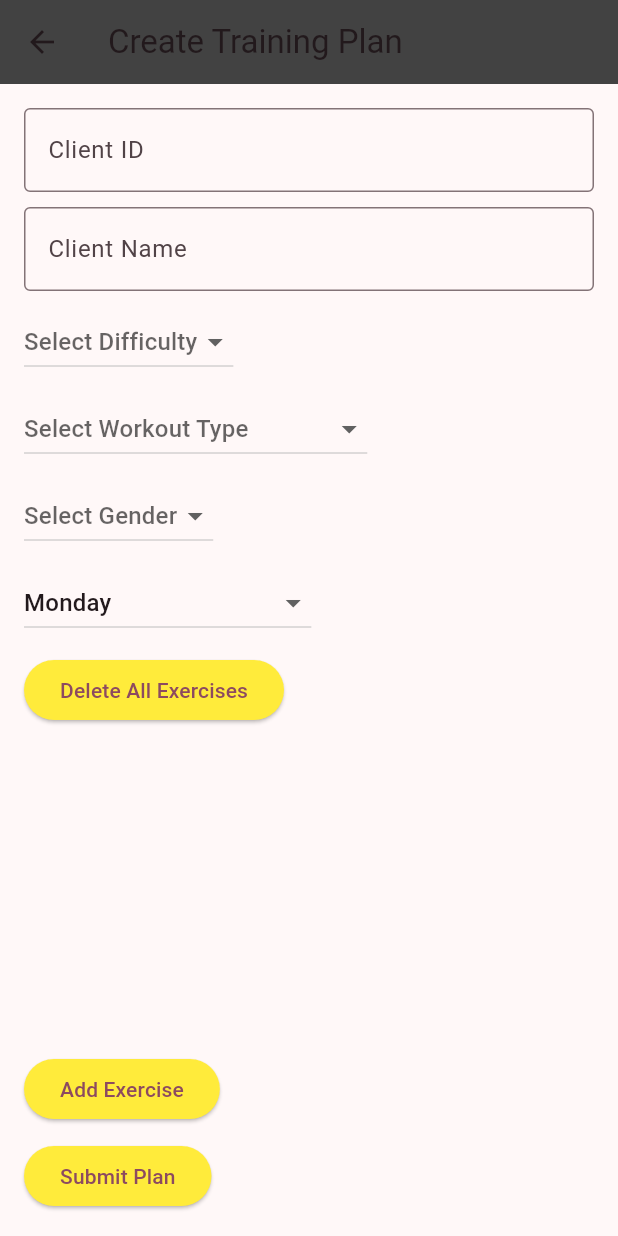
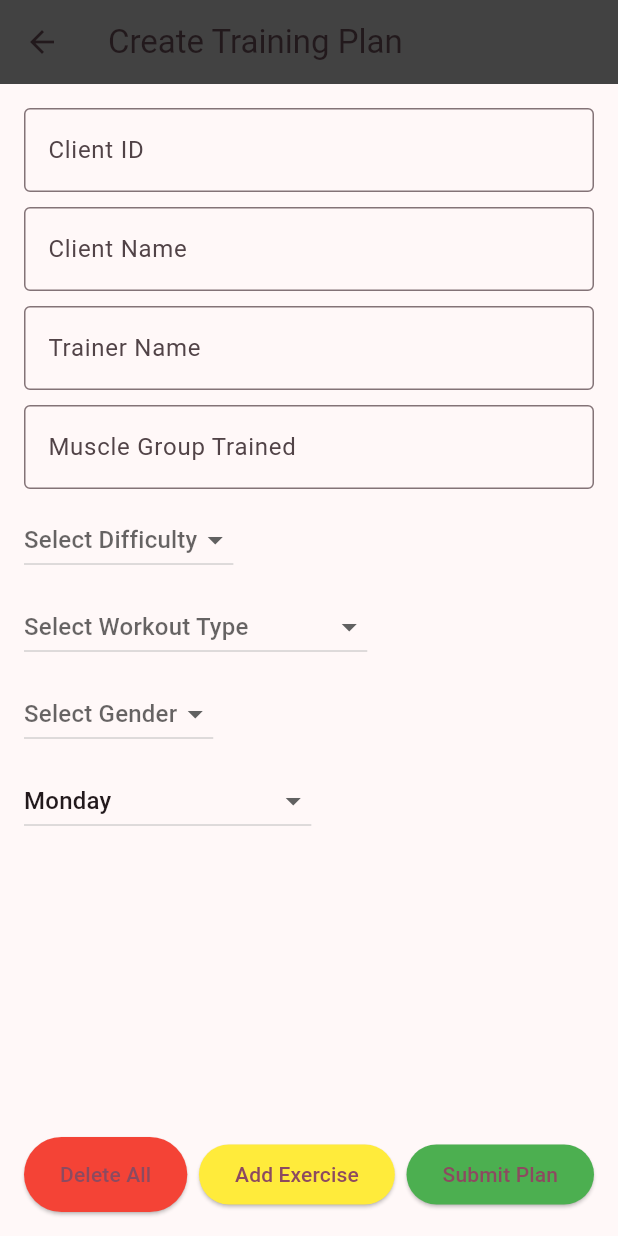
Before and after one commit to RafaelMarian/Project-GymApp_Flutter, a Flutter app: the CreateTrainingPlanPageGym screen opened directly, on a phone screen of 412 x 824 dp. Run offline on Flutter 3.47's test engine with Material 3 defaults, Android fonts, the phone set to English and light mode, and no system bars; our stand-ins replace cloud_firestore, firebase_auth, firebase_core, shared_preferences; accounts and stored records are empty.

Commit message:
works fine

```diff
--- a/lib/create_training_plan_gym.dart
+++ b/lib/create_training_plan_gym.dart
@@ -10,13 +10,15 @@ class CreateTrainingPlanPageGym extends StatefulWidget {
 
 class _CreateTrainingPlanPageState extends State<CreateTrainingPlanPageGym> {
   String? clientID;
-  String? clientName; // Separate variable for client name
+  String? clientName;
+  String? trainerName; // New field for Trainer Name
+  String? muscleGroup; // New field for Muscle Group Trained
   String? difficulty;
   String? workoutType;
   String? gender;
-  Map<String, dynamic> days = {}; // Use this to build the daily plan
+  Map<String, dynamic> days = {};
   String selectedDay = 'Monday'; // Default selected day
-  List<Map<String, dynamic>> exercises = []; // Exercises for the selected day
+  List<Map<String, dynamic>> exercises = [];
 
   @override
   void initState() {
@@ -45,14 +47,15 @@ class _CreateTrainingPlanPageState extends State<CreateTrainingPlanPageGym> {
       return;
     }
 
-    // Populate the days map with exercises for each day
     days[selectedDay] = exercises;
 
     try {
       await FirebaseFirestore.instance.collection('training-plans').add({
         'trainerID': 'current_trainer_id', // Replace with actual trainer ID
-        'clientID': clientID, // Use clientID not clientName
-        'clientName': clientName, // Store clientName separately
+        'clientID': clientID,
+        'clientName': clientName,
+        'trainerName': trainerName, // Store trainer name in Firebase
+        'muscleGroup': muscleGroup, // Store muscle group in Firebase
         'difficulty': difficulty,
         'workoutType': workoutType,
         'gender': gender,
@@ -88,10 +91,34 @@ class _CreateTrainingPlanPageState extends State<CreateTrainingPlanPageGym> {
   }
 
   void _deleteAllExercises() {
+    // Show confirmation dialog before deleting all exercises
+    showDialog(
+      context: context,
+      builder: (BuildContext context) {
+        return AlertDialog(
+          title: Text('Are you sure?'),
+          content: Text('Do you want to delete all exercises?'),
+          actions: [
+            TextButton(
+              onPressed: () {
+                Navigator.of(context).pop(); // Go back without deleting
+              },
+              child: Text('Cancel'),
+            ),
+            TextButton(
+              onPressed: () {
                 setState(() {
                   exercises.clear();
                   _saveExercises();
                 });
+                Navigator.of(context).pop(); // Close dialog after deleting
+              },
+              child: Text('Delete', style: TextStyle(color: Colors.red)),
+            ),
+          ],
+        );
+      },
+    );
   }
 
   @override
@@ -115,9 +142,25 @@ class _CreateTrainingPlanPageState extends State<CreateTrainingPlanPageGym> {
             ),
             SizedBox(height: 10),
             TextField(
-              onChanged: (value) => clientName = value, // Update clientName, not clientID
+              onChanged: (value) => clientName = value,
               decoration: InputDecoration(
                 labelText: 'Client Name',
+                border: OutlineInputBorder(),
+              ),
+            ),
+            SizedBox(height: 10),
+            TextField(
+              onChanged: (value) => trainerName = value, // Trainer Name field
+              decoration: InputDecoration(
+                labelText: 'Trainer Name',
+                border: OutlineInputBorder(),
+              ),
+            ),
+            SizedBox(height: 10),
+            TextField(
+              onChanged: (value) => muscleGroup = value, // Muscle Group field
+              decoration: InputDecoration(
+                labelText: 'Muscle Group Trained',
                 border: OutlineInputBorder(),
               ),
             ),
@@ -201,14 +244,6 @@ class _CreateTrainingPlanPageState extends State<CreateTrainingPlanPageGym> {
               },
             ),
             SizedBox(height: 10),
-            ElevatedButton(
-              onPressed: _deleteAllExercises,
-              style: ElevatedButton.styleFrom(
-                backgroundColor: Colors.yellow,
-              ),
-              child: Text('Delete All Exercises'),
-            ),
-            SizedBox(height: 10),
             Expanded(
               child: ListView.builder(
                 itemCount: exercises.length,
@@ -225,6 +260,18 @@ class _CreateTrainingPlanPageState extends State<CreateTrainingPlanPageGym> {
                   );
                 },
               ),
+            ),
+            SizedBox(height: 10),
+            Row(
+              mainAxisAlignment: MainAxisAlignment.spaceBetween,
+              children: [
+                ElevatedButton(
+                  onPressed: _deleteAllExercises,
+                  style: ElevatedButton.styleFrom(
+                    backgroundColor: Colors.red, // Make the button red
+                    minimumSize: Size(100, 50), // Make it smaller
+                  ),
+                  child: Text('Delete All'),
                 ),
                 ElevatedButton(
                   onPressed: () {
@@ -250,15 +297,18 @@ class _CreateTrainingPlanPageState extends State<CreateTrainingPlanPageGym> {
                               ),
                               TextField(
                                 keyboardType: TextInputType.number,
-                            onChanged: (value) => reps = int.tryParse(value) ?? 0,
+                                onChanged: (value) =>
+                                    reps = int.tryParse(value) ?? 0,
                                 decoration: InputDecoration(
                                   labelText: 'Reps',
                                   border: OutlineInputBorder(),
                                 ),
                               ),
                               TextField(
-                            keyboardType: TextInputType.numberWithOptions(decimal: true),
-                            onChanged: (value) => weight = double.tryParse(value) ?? 0.0,
+                                keyboardType: TextInputType.numberWithOptions(
+                                    decimal: true),
+                                onChanged: (value) =>
+                                    weight = double.tryParse(value) ?? 0.0,
                                 decoration: InputDecoration(
                                   labelText: 'Weight (kg)',
                                   border: OutlineInputBorder(),
@@ -266,7 +316,8 @@ class _CreateTrainingPlanPageState extends State<CreateTrainingPlanPageGym> {
                               ),
                               TextField(
                                 keyboardType: TextInputType.number,
-                            onChanged: (value) => restTime = int.tryParse(value) ?? 0,
+                                onChanged: (value) =>
+                                    restTime = int.tryParse(value) ?? 0,
                                 decoration: InputDecoration(
                                   labelText: 'Rest Time (s)',
                                   border: OutlineInputBorder(),
@@ -277,7 +328,8 @@ class _CreateTrainingPlanPageState extends State<CreateTrainingPlanPageGym> {
                           actions: [
                             TextButton(
                               onPressed: () {
-                            _addExercise(exerciseName, reps, weight, restTime);
+                                _addExercise(exerciseName, reps, weight,
+                                    restTime);
                                 Navigator.of(context).pop();
                               },
                               child: Text('Add'),
@@ -292,13 +344,14 @@ class _CreateTrainingPlanPageState extends State<CreateTrainingPlanPageGym> {
                   ),
                   child: Text('Add Exercise'),
                 ),
-            SizedBox(height: 10),
                 ElevatedButton(
                   onPressed: _submitPlan,
                   style: ElevatedButton.styleFrom(
-                backgroundColor: Colors.yellow,
+                    backgroundColor: Colors.green,
                   ),
                   child: Text('Submit Plan'),
+                ),
+              ],
             ),
           ],
         ),
```
Lines whose indentation alone changed are shown as unchanged.
